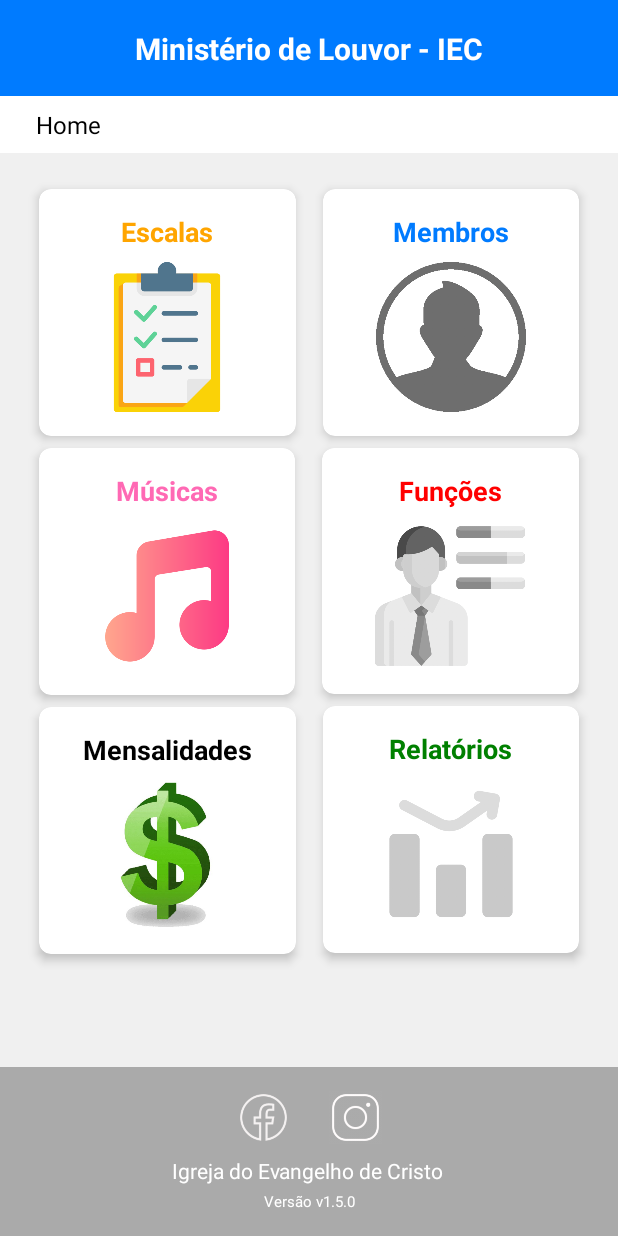
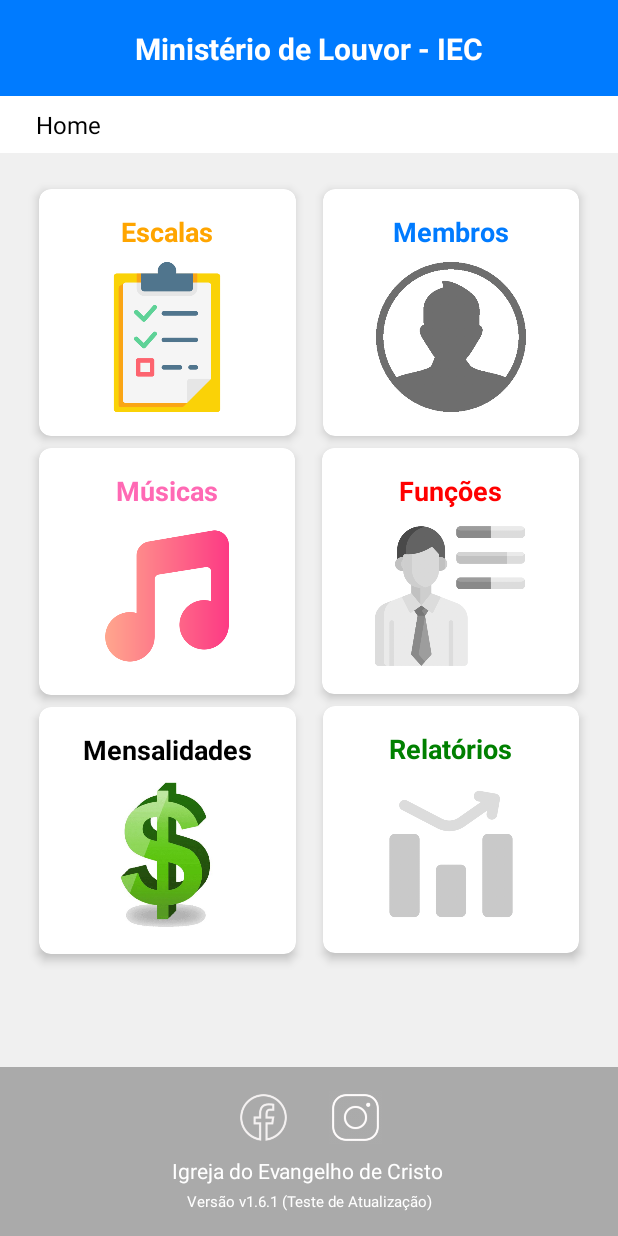
Before and after one commit to samukaoliveira/appML-Mobile, an Android app: the MainActivity screen opened directly, with no data from a screen before it, on a phone screen of 412 x 824 dp. Run offline under Robolectric (Android 15) with nearby library versions, the phone set to English and light mode, and no system bars; network calls fail; 1 statement that could not run was skipped.

Commit message:
Teste de atualização 3.

```diff
--- a/app/src/main/res/values/strings.xml
+++ b/app/src/main/res/values/strings.xml
@@ -16,8 +16,8 @@
     <string name="relatorios">Relatórios</string>
     <string name="desc_relatorios">Ícone de gráfico de análise para Relatórios</string>
     <string name="igreja_do_evangelho_de_cristo">Igreja do Evangelho de Cristo</string>
-    <string name="desenvolvido_por_samuel_oliveira">® Desenvolvido por Samuel Oliveira (Teste de Atualização)</string>
-    <string name="version">Versão v1.5.0</string>
+    <string name="desenvolvido_por_samuel_oliveira">® Desenvolvido por Samuel Oliveira </string>
+    <string name="version">Versão v1.6.1 (Teste de Atualização)</string>
     <string name="desc_facebook">Ícone do Facebook</string>
     <string name="desc_instagram">Ícone do Instagram</string>
 </resources>
```
